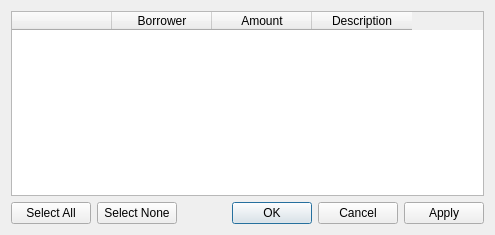
ric2b/confidential-debt-simplification, file client/pending.ui: the form before one commit.
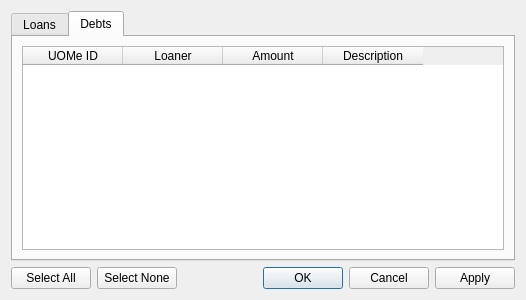
The form after the commit.

Commit message: Redesigned the pending dialog to group loans and debts

The edit to the form file:
```diff
--- a/client/pending.ui
+++ b/client/pending.ui
@@ -6,8 +6,8 @@
    <rect>
     <x>0</x>
     <y>0</y>
-    <width>495</width>
-    <height>235</height>
+    <width>526</width>
+    <height>300</height>
    </rect>
   </property>
   <property name="windowTitle">
@@ -15,13 +15,23 @@
   </property>
   <layout class="QVBoxLayout" name="verticalLayout">
    <item>
-    <widget class="QTableWidget" name="table">
+    <widget class="QTabWidget" name="tab_widget">
+     <property name="currentIndex">
+      <number>1</number>
+     </property>
+     <widget class="QWidget" name="loans_tab">
+      <attribute name="title">
+       <string>Loans</string>
+      </attribute>
+      <layout class="QVBoxLayout" name="verticalLayout_2">
+       <item>
+        <widget class="QTableWidget" name="loans_table">
      <property name="editTriggers">
       <set>QAbstractItemView::NoEditTriggers</set>
      </property>
      <column>
       <property name="text">
-       <string/>
+           <string>UOMe ID</string>
       </property>
      </column>
      <column>
@@ -41,6 +51,44 @@
      </column>
     </widget>
    </item>
+      </layout>
+     </widget>
+     <widget class="QWidget" name="debts_tab">
+      <attribute name="title">
+       <string>Debts</string>
+      </attribute>
+      <layout class="QVBoxLayout" name="verticalLayout_3">
+       <item>
+        <widget class="QTableWidget" name="debts_table">
+         <property name="editTriggers">
+          <set>QAbstractItemView::NoEditTriggers</set>
+         </property>
+         <column>
+          <property name="text">
+           <string>UOMe ID</string>
+          </property>
+         </column>
+         <column>
+          <property name="text">
+           <string>Loaner</string>
+          </property>
+         </column>
+         <column>
+          <property name="text">
+           <string>Amount</string>
+          </property>
+         </column>
+         <column>
+          <property name="text">
+           <string>Description</string>
+          </property>
+         </column>
+        </widget>
+       </item>
+      </layout>
+     </widget>
+    </widget>
+   </item>
    <item>
     <layout class="QHBoxLayout" name="horizontalLayout">
      <item>
```
Left out of the diff: 35 changed lines with no effect on the pictures. Lines whose indentation alone changed are shown as unchanged. The commit also changes 1 other file.
